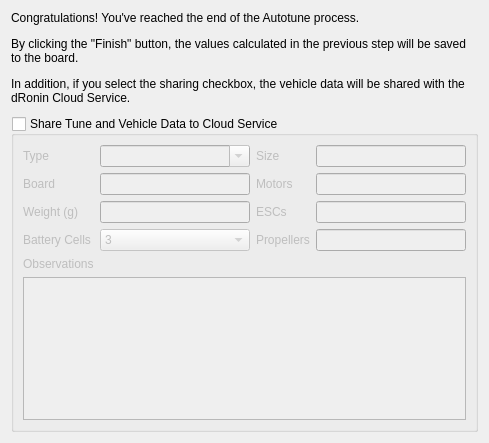
First picture: the form in ground/gcs/src/plugins/config/autotunefinalpage.ui, repository d-ronin/dRonin, before the edit.
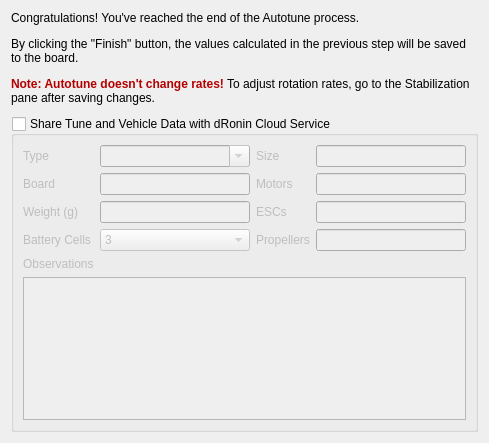
Second picture: the form after the edit.

Commit message:
autotune wizard: finesse final page; warning about rates
I figure that making the rates more visible / at the front of
stabilization pane takes away 25% of the problem.. and this maybe is
visible enough to take another 25% away.

The edit to the form file:
```diff
--- a/ground/gcs/src/plugins/config/autotunefinalpage.ui
+++ b/ground/gcs/src/plugins/config/autotunefinalpage.ui
@@ -17,7 +17,7 @@
    <item>
     <widget class="QLabel" name="lblCongrats">
      <property name="text">
-      <string>&lt;html&gt;&lt;head/&gt;&lt;body&gt;&lt;p&gt;Congratulations! You've reached the end of the Autotune process.&lt;/p&gt;&lt;p&gt;By clicking the &quot;Finish&quot; button, the values calculated in the previous step will be saved to the board. &lt;/p&gt;&lt;p&gt;In addition, if you select the sharing checkbox, the vehicle data will be shared with the dRonin Cloud Service.&lt;/p&gt;&lt;/body&gt;&lt;/html&gt;</string>
+      <string>&lt;html&gt;&lt;head/&gt;&lt;body&gt;&lt;p&gt;Congratulations! You've reached the end of the Autotune process.&lt;/p&gt;&lt;p&gt;By clicking the &amp;quot;Finish&amp;quot; button, the values calculated in the previous step will be saved to the board.&lt;/p&gt;&lt;p&gt;&lt;span style=&quot; font-weight:600; color:#b40000;&quot;&gt;Note: Autotune doesn't change rates!&lt;/span&gt;&lt;span style=&quot; color:#000000;&quot;&gt; To adjust rotation rates, go to the Stabilization pane after saving changes.&lt;/span&gt;&lt;/p&gt;&lt;/body&gt;&lt;/html&gt;</string>
      </property>
      <property name="wordWrap">
       <bool>true</bool>
@@ -43,7 +43,7 @@
    <item>
     <widget class="QGroupBox" name="shareBox">
      <property name="title">
-      <string>Share Tune and Vehicle Data to Cloud Service</string>
+      <string>Share Tune and Vehicle Data with dRonin Cloud Service</string>
      </property>
      <property name="checkable">
       <bool>true</bool>
```
